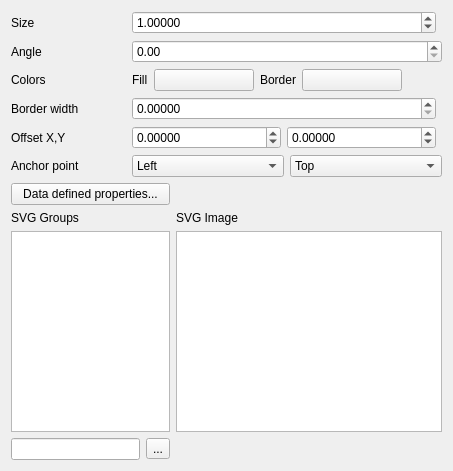
Above: src/ui/symbollayer/widget_svgmarker.ui from qgis/QGIS before the change. Below: the same form after it.
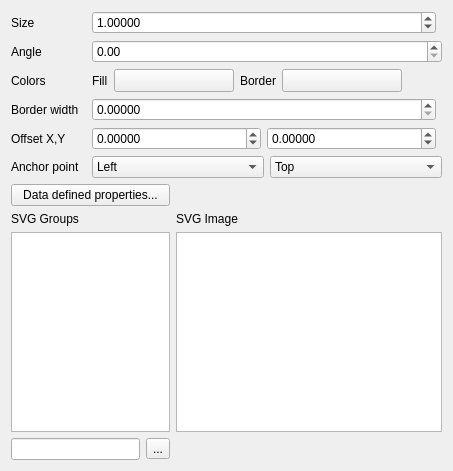
That is the form after the change. Custom widgets are drawn as their Qt base class.

Commit message: Flip all symbology color buttons to QgsColorButtonV2

Patch:
```diff
--- a/src/ui/symbollayer/widget_svgmarker.ui
+++ b/src/ui/symbollayer/widget_svgmarker.ui
@@ -101,16 +101,16 @@
         </widget>
        </item>
        <item>
-        <widget class="QgsColorButton" name="mChangeColorButton">
+        <widget class="QgsColorButtonV2" name="mChangeColorButton">
          <property name="minimumSize">
           <size>
-           <width>100</width>
+           <width>120</width>
            <height>0</height>
           </size>
          </property>
          <property name="maximumSize">
           <size>
-           <width>100</width>
+           <width>120</width>
            <height>16777215</height>
           </size>
          </property>
@@ -133,16 +133,16 @@
         </widget>
        </item>
        <item>
-        <widget class="QgsColorButton" name="mChangeBorderColorButton">
+        <widget class="QgsColorButtonV2" name="mChangeBorderColorButton">
          <property name="minimumSize">
           <size>
-           <width>100</width>
+           <width>120</width>
            <height>0</height>
           </size>
          </property>
          <property name="maximumSize">
           <size>
-           <width>100</width>
+           <width>120</width>
            <height>16777215</height>
           </size>
          </property>
@@ -406,9 +406,9 @@
  </widget>
  <customwidgets>
   <customwidget>
-   <class>QgsColorButton</class>
-   <extends>QPushButton</extends>
-   <header>qgscolorbutton.h</header>
+   <class>QgsColorButtonV2</class>
+   <extends>QToolButton</extends>
+   <header>qgscolorbuttonv2.h</header>
   </customwidget>
   <customwidget>
    <class>QgsUnitSelectionWidget</class>
```
The commit also changes 12 other files.
